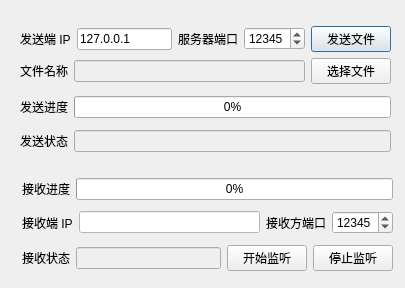
The window that ftproject.ui (hongzhe-github/QFTP) describes before a commit, drawn with Qt 5.
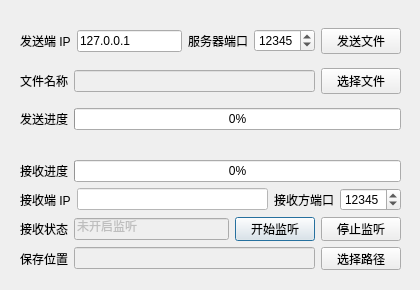
The same window after the commit. Icons and pictures are not drawn.

The edit to the form file:
```diff
--- a/ftproject.ui
+++ b/ftproject.ui
@@ -6,8 +6,8 @@
    <rect>
     <x>0</x>
     <y>0</y>
-    <width>405</width>
-    <height>288</height>
+    <width>420</width>
+    <height>290</height>
    </rect>
   </property>
   <property name="windowTitle">
@@ -21,131 +21,9 @@
    <property name="geometry">
     <rect>
      <x>20</x>
-     <y>20</y>
-     <width>371</width>
-     <height>141</height>
-    </rect>
-   </property>
-   <layout class="QVBoxLayout" name="verticalLayout_2">
-    <item>
-     <layout class="QVBoxLayout" name="verticalLayout">
-      <item>
-       <layout class="QHBoxLayout" name="horizontalLayout">
-        <item>
-         <widget class="QLabel" name="label">
-          <property name="text">
-           <string>发送端 IP</string>
-          </property>
-         </widget>
-        </item>
-        <item>
-         <widget class="QLineEdit" name="lineEditClinetIP">
-          <property name="text">
-           <string>127.0.0.1</string>
-          </property>
-         </widget>
-        </item>
-        <item>
-         <widget class="QLabel" name="label_2">
-          <property name="text">
-           <string>服务器端口</string>
-          </property>
-         </widget>
-        </item>
-        <item>
-         <widget class="QSpinBox" name="spinBoxClientPort">
-          <property name="minimum">
-           <number>1024</number>
-          </property>
-          <property name="maximum">
-           <number>88888</number>
-          </property>
-          <property name="value">
-           <number>12345</number>
-          </property>
-         </widget>
-        </item>
-        <item>
-         <widget class="QPushButton" name="pushButtonSendFile">
-          <property name="text">
-           <string>发送文件</string>
-          </property>
-         </widget>
-        </item>
-       </layout>
-      </item>
-      <item>
-       <layout class="QHBoxLayout" name="horizontalLayout_2">
-        <item>
-         <widget class="QLabel" name="label_3">
-          <property name="text">
-           <string>文件名称</string>
-          </property>
-         </widget>
-        </item>
-        <item>
-         <widget class="QLineEdit" name="lineEditSendFile">
-          <property name="enabled">
-           <bool>false</bool>
-          </property>
-         </widget>
-        </item>
-        <item>
-         <widget class="QPushButton" name="pushButtonSelectFile">
-          <property name="text">
-           <string>选择文件</string>
-          </property>
-         </widget>
-        </item>
-       </layout>
-      </item>
-     </layout>
-    </item>
-    <item>
-     <layout class="QHBoxLayout" name="horizontalLayout_4">
-      <item>
-       <widget class="QLabel" name="label_5">
-        <property name="text">
-         <string>发送进度</string>
-        </property>
-       </widget>
-      </item>
-      <item>
-       <widget class="QProgressBar" name="progressBarSendProgress">
-        <property name="value">
-         <number>0</number>
-        </property>
-       </widget>
-      </item>
-     </layout>
-    </item>
-    <item>
-     <layout class="QHBoxLayout" name="horizontalLayout_3">
-      <item>
-       <widget class="QLabel" name="label_4">
-        <property name="text">
-         <string>发送状态</string>
-        </property>
-       </widget>
-      </item>
-      <item>
-       <widget class="QLineEdit" name="lineEditSendStatus">
-        <property name="enabled">
-         <bool>false</bool>
-        </property>
-       </widget>
-      </item>
-     </layout>
-    </item>
-   </layout>
-  </widget>
-  <widget class="QWidget" name="layoutWidget">
-   <property name="geometry">
-    <rect>
-     <x>22</x>
-     <y>173</y>
-     <width>371</width>
-     <height>104</height>
+     <y>160</y>
+     <width>381</width>
+     <height>110</height>
     </rect>
    </property>
    <layout class="QVBoxLayout" name="verticalLayout_3">
@@ -225,6 +103,9 @@
         <property name="enabled">
          <bool>false</bool>
         </property>
+        <property name="text">
+         <string>未开启监听</string>
+        </property>
        </widget>
       </item>
       <item>
@@ -238,6 +119,131 @@
        <widget class="QPushButton" name="pushButtonStopListening">
         <property name="text">
          <string>停止监听</string>
+        </property>
+       </widget>
+      </item>
+     </layout>
+    </item>
+    <item>
+     <layout class="QHBoxLayout" name="horizontalLayout_8">
+      <item>
+       <widget class="QLabel" name="label_8">
+        <property name="text">
+         <string>保存位置</string>
+        </property>
+       </widget>
+      </item>
+      <item>
+       <widget class="QLineEdit" name="lineEditSavePath">
+        <property name="enabled">
+         <bool>false</bool>
+        </property>
+       </widget>
+      </item>
+      <item>
+       <widget class="QPushButton" name="pushButtonSelectSavePath">
+        <property name="text">
+         <string>选择路径</string>
+        </property>
+       </widget>
+      </item>
+     </layout>
+    </item>
+   </layout>
+  </widget>
+  <widget class="QWidget" name="">
+   <property name="geometry">
+    <rect>
+     <x>20</x>
+     <y>20</y>
+     <width>381</width>
+     <height>121</height>
+    </rect>
+   </property>
+   <layout class="QVBoxLayout" name="verticalLayout">
+    <item>
+     <layout class="QHBoxLayout" name="horizontalLayout">
+      <item>
+       <widget class="QLabel" name="label">
+        <property name="text">
+         <string>发送端 IP</string>
+        </property>
+       </widget>
+      </item>
+      <item>
+       <widget class="QLineEdit" name="lineEditClinetIP">
+        <property name="text">
+         <string>127.0.0.1</string>
+        </property>
+       </widget>
+      </item>
+      <item>
+       <widget class="QLabel" name="label_2">
+        <property name="text">
+         <string>服务器端口</string>
+        </property>
+       </widget>
+      </item>
+      <item>
+       <widget class="QSpinBox" name="spinBoxClientPort">
+        <property name="minimum">
+         <number>1024</number>
+        </property>
+        <property name="maximum">
+         <number>88888</number>
+        </property>
+        <property name="value">
+         <number>12345</number>
+        </property>
+       </widget>
+      </item>
+      <item>
+       <widget class="QPushButton" name="pushButtonSendFile">
+        <property name="text">
+         <string>发送文件</string>
+        </property>
+       </widget>
+      </item>
+     </layout>
+    </item>
+    <item>
+     <layout class="QHBoxLayout" name="horizontalLayout_2">
+      <item>
+       <widget class="QLabel" name="label_3">
+        <property name="text">
+         <string>文件名称</string>
+        </property>
+       </widget>
+      </item>
+      <item>
+       <widget class="QLineEdit" name="lineEditSendFile">
+        <property name="enabled">
+         <bool>false</bool>
+        </property>
+       </widget>
+      </item>
+      <item>
+       <widget class="QPushButton" name="pushButtonSelectFile">
+        <property name="text">
+         <string>选择文件</string>
+        </property>
+       </widget>
+      </item>
+     </layout>
+    </item>
+    <item>
+     <layout class="QHBoxLayout" name="horizontalLayout_3">
+      <item>
+       <widget class="QLabel" name="label_5">
+        <property name="text">
+         <string>发送进度</string>
+        </property>
+       </widget>
+      </item>
+      <item>
+       <widget class="QProgressBar" name="progressBarSendProgress">
+        <property name="value">
+         <number>0</number>
         </property>
        </widget>
       </item>
```
